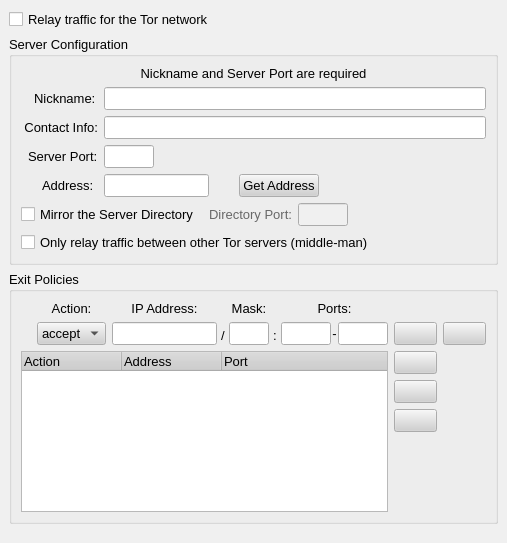
Qt form src/gui/config/serverpage.ui (a-ilin/vidalia) before a commit.
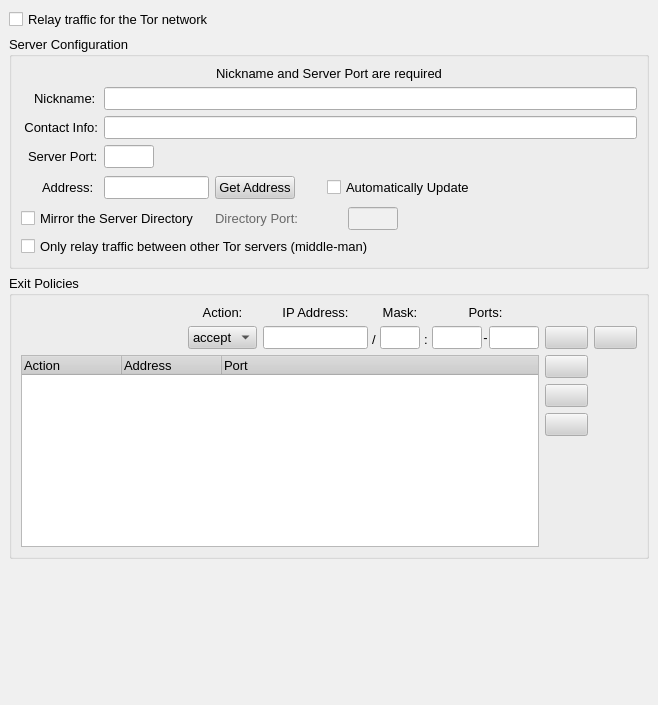
The same form after that commit. Icons and pictures are not drawn.

Commit message:
Add chkAutoUpdate to serverpage.ui. Also, ditched netviewer's menubar in factor of a toolbar so now crazy things don't happen on Mac.
svn:r707

Patch:
```diff
--- a/src/gui/config/serverpage.ui
+++ b/src/gui/config/serverpage.ui
@@ -8,8 +8,8 @@
    <rect>
     <x>0</x>
     <y>0</y>
-    <width>507</width>
-    <height>543</height>
+    <width>658</width>
+    <height>705</height>
    </rect>
   </property>
   <property name="palette" >
@@ -347,6 +347,45 @@
          <property name="spacing" >
           <number>6</number>
          </property>
+         <item row="4" column="4" >
+          <widget class="QLabel" name="label_3" >
+           <property name="minimumSize" >
+            <size>
+             <width>20</width>
+             <height>0</height>
+            </size>
+           </property>
+           <property name="text" >
+            <string/>
+           </property>
+          </widget>
+         </item>
+         <item row="4" column="5" colspan="2" >
+          <widget class="QCheckBox" name="chkAutoUpdate" >
+           <property name="contextMenuPolicy" >
+            <enum>Qt::NoContextMenu</enum>
+           </property>
+           <property name="toolTip" >
+            <string>When enabled, Vidalia will periodically update your IP address if necessary</string>
+           </property>
+           <property name="text" >
+            <string>Automatically Update</string>
+           </property>
+          </widget>
+         </item>
+         <item row="4" column="7" >
+          <spacer>
+           <property name="orientation" >
+            <enum>Qt::Horizontal</enum>
+           </property>
+           <property name="sizeHint" >
+            <size>
+             <width>121</width>
+             <height>27</height>
+            </size>
+           </property>
+          </spacer>
+         </item>
          <item row="5" column="3" colspan="3" >
           <layout class="QHBoxLayout" >
            <property name="margin" >
@@ -422,7 +461,7 @@
            </property>
           </widget>
          </item>
-         <item row="1" column="1" colspan="6" >
+         <item row="1" column="1" colspan="7" >
           <widget class="QLineEdit" name="lineServerNickname" >
            <property name="cursor" >
             <cursor>4</cursor>
@@ -438,7 +477,7 @@
            </property>
           </widget>
          </item>
-         <item row="2" column="1" colspan="6" >
+         <item row="2" column="1" colspan="7" >
           <widget class="QLineEdit" name="lineServerContact" >
            <property name="cursor" >
             <cursor>4</cursor>
@@ -510,7 +549,7 @@
            </property>
           </widget>
          </item>
-         <item row="3" column="2" colspan="5" >
+         <item row="3" column="2" colspan="6" >
           <spacer>
            <property name="orientation" >
             <enum>Qt::Horizontal</enum>
@@ -523,6 +562,61 @@
            </property>
           </spacer>
          </item>
+         <item row="5" column="6" colspan="2" >
+          <spacer>
+           <property name="orientation" >
+            <enum>Qt::Horizontal</enum>
+           </property>
+           <property name="sizeHint" >
+            <size>
+             <width>40</width>
+             <height>20</height>
+            </size>
+           </property>
+          </spacer>
+         </item>
+         <item row="0" column="0" colspan="8" >
+          <widget class="QLabel" name="lblRequired" >
+           <property name="layoutDirection" >
+            <enum>Qt::LeftToRight</enum>
+           </property>
+           <property name="text" >
+            <string>Nickname and Server Port are required</string>
+           </property>
+           <property name="textFormat" >
+            <enum>Qt::AutoText</enum>
+           </property>
+           <property name="alignment" >
+            <set>Qt::AlignCenter</set>
+           </property>
+          </widget>
+         </item>
+         <item row="5" column="0" colspan="3" >
+          <widget class="QCheckBox" name="chkMirrorDirectory" >
+           <property name="contextMenuPolicy" >
+            <enum>Qt::NoContextMenu</enum>
+           </property>
+           <property name="toolTip" >
+            <string>Enable to mirror the server directory</string>
+           </property>
+           <property name="text" >
+            <string>Mirror the Server Directory </string>
+           </property>
+          </widget>
+         </item>
+         <item row="6" column="0" colspan="8" >
+          <widget class="QCheckBox" name="chkMiddleMan" >
+           <property name="contextMenuPolicy" >
+            <enum>Qt::NoContextMenu</enum>
+           </property>
+           <property name="toolTip" >
+            <string>If selected, clients will not exit the Tor network through your server</string>
+           </property>
+           <property name="text" >
+            <string>Only relay traffic between other Tor servers (middle-man)</string>
+           </property>
+          </widget>
+         </item>
          <item row="4" column="0" >
           <widget class="QLabel" name="label_4" >
            <property name="contextMenuPolicy" >
@@ -542,7 +636,7 @@
            </property>
           </widget>
          </item>
-         <item row="4" column="1" colspan="3" >
+         <item row="4" column="1" colspan="2" >
           <widget class="QLineEdit" name="lineServerAddress" >
            <property name="sizePolicy" >
             <sizepolicy>
@@ -587,46 +681,7 @@
            </property>
           </widget>
          </item>
-         <item row="5" column="6" >
-          <spacer>
-           <property name="orientation" >
-            <enum>Qt::Horizontal</enum>
-           </property>
-           <property name="sizeHint" >
-            <size>
-             <width>40</width>
-             <height>20</height>
-            </size>
-           </property>
-          </spacer>
-         </item>
-         <item row="5" column="0" colspan="3" >
-          <widget class="QCheckBox" name="chkMirrorDirectory" >
-           <property name="contextMenuPolicy" >
-            <enum>Qt::NoContextMenu</enum>
-           </property>
-           <property name="toolTip" >
-            <string>Enable to mirror the server directory</string>
-           </property>
-           <property name="text" >
-            <string>Mirror the Server Directory </string>
-           </property>
-          </widget>
-         </item>
-         <item row="6" column="0" colspan="7" >
-          <widget class="QCheckBox" name="chkMiddleMan" >
-           <property name="contextMenuPolicy" >
-            <enum>Qt::NoContextMenu</enum>
-           </property>
-           <property name="toolTip" >
-            <string>If selected, clients will not exit the Tor network through your server</string>
-           </property>
-           <property name="text" >
-            <string>Only relay traffic between other Tor servers (middle-man)</string>
-           </property>
-          </widget>
-         </item>
-         <item row="4" column="4" >
+         <item row="4" column="3" >
           <widget class="QPushButton" name="btnGetAddress" >
            <property name="minimumSize" >
             <size>
@@ -645,35 +700,6 @@
            </property>
           </widget>
          </item>
-         <item row="4" column="5" colspan="2" >
-          <spacer>
-           <property name="orientation" >
-            <enum>Qt::Horizontal</enum>
-           </property>
-           <property name="sizeHint" >
-            <size>
-             <width>40</width>
-             <height>20</height>
-            </size>
-           </property>
-          </spacer>
-         </item>
-         <item row="0" column="0" colspan="7" >
-          <widget class="QLabel" name="lblRequired" >
-           <property name="layoutDirection" >
-            <enum>Qt::LeftToRight</enum>
-           </property>
-           <property name="text" >
-            <string>Nickname and Server Port are required</string>
-           </property>
-           <property name="textFormat" >
-            <enum>Qt::AutoText</enum>
-           </property>
-           <property name="alignment" >
-            <set>Qt::AlignCenter</set>
-           </property>
-          </widget>
-         </item>
         </layout>
        </widget>
       </item>
```
The commit also changes 3 other files.
